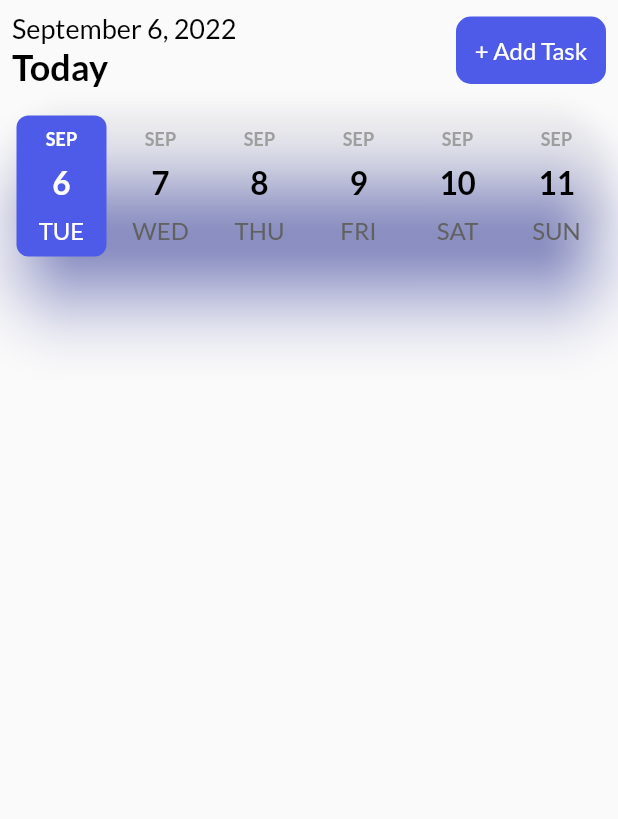
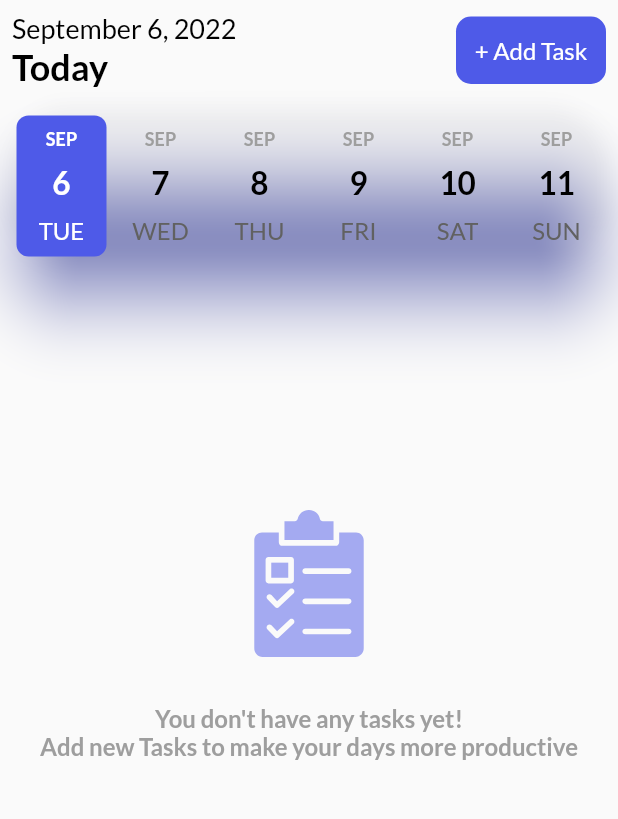
Before and after one commit to MinaFaried3/Time-To-Do, a Flutter app: the screen it shows after launch, after a tap on the "dark mode" icon, on a phone screen of 412 x 824 dp, the part 84-903 px from its top. Run offline on Flutter 3.47's test engine with Material 2 defaults, Android fonts, the phone set to English and light mode, and no system bars; drawn by our look-alikes of date_picker_timeline; our stand-ins replace equatable, flutter_local_notifications, flutter_svg, get, get_storage, google_fonts and 1 more.

Commit message:
start notifications

```diff
--- a/lib/core/utils/global/notification/notification_service.dart
+++ b/lib/core/utils/global/notification/notification_service.dart
@@ -1 +1,91 @@
-class NotificationService {}
+import 'package:flutter/material.dart';
+import 'package:flutter_local_notifications/flutter_local_notifications.dart';
+import 'package:get/get_core/src/get_main.dart';
+import 'package:get/get_navigation/get_navigation.dart';
+import 'package:timezone/data/latest_all.dart' as tz;
+import 'package:timezone/timezone.dart' as tz;
+import 'package:todo_clean_architecture/presentation/screens/notification_screen.dart';
+
+class NotificationService {
+  FlutterLocalNotificationsPlugin flutterLocalNotificationsPlugin =
+      FlutterLocalNotificationsPlugin();
+  initializeNotification() async {
+    tz.initializeTimeZones();
+    // tz.setLocalLocation(tz.getLocation(timeZoneName));
+    const AndroidInitializationSettings initializationSettingsAndroid =
+        AndroidInitializationSettings('appicon');
+    final IOSInitializationSettings initializationSettingsIOS =
+        IOSInitializationSettings(
+      requestSoundPermission: false,
+      requestBadgePermission: false,
+      requestAlertPermission: false,
+      onDidReceiveLocalNotification: onDidReceiveLocalNotification,
+    );
+
+    final InitializationSettings initializationSettings =
+        InitializationSettings(
+      android: initializationSettingsAndroid,
+      iOS: initializationSettingsIOS,
+    );
+    await flutterLocalNotificationsPlugin.initialize(initializationSettings,
+        onSelectNotification: (String? payload) {
+      selectNotification(payload!);
+    });
+  }
+
+  void selectNotification(String? payload) async {
+    if (payload != null) {
+      debugPrint('notification payload: $payload');
+      await Get.to(NotificationScreen(payload: payload));
+    }
+  }
+
+  requestIOSPermissions() {
+    flutterLocalNotificationsPlugin
+        .resolvePlatformSpecificImplementation<
+            IOSFlutterLocalNotificationsPlugin>()
+        ?.requestPermissions(
+          sound: true,
+          alert: true,
+          badge: true,
+        );
+  }
+
+  displayNotification({required String title, required String body}) async {
+    AndroidNotificationDetails androidPlatformChannelSpecifics =
+        const AndroidNotificationDetails('your channel id', 'your channel name',
+            channelDescription: 'your channel description',
+            importance: Importance.max,
+            priority: Priority.high,
+            ticker: 'ticker',
+            showWhen: false);
+    IOSNotificationDetails iosPlatformChannelSpecifics =
+        const IOSNotificationDetails();
+    NotificationDetails platformChannelSpecifics = NotificationDetails(
+        android: androidPlatformChannelSpecifics,
+        iOS: iosPlatformChannelSpecifics);
+    await flutterLocalNotificationsPlugin
+        .show(0, title, body, platformChannelSpecifics, payload: 'item x');
+  }
+
+  scheduledNotification() async {
+    await flutterLocalNotificationsPlugin.zonedSchedule(
+        0,
+        'scheduled title',
+        'scheduled body',
+        tz.TZDateTime.now(tz.local).add(const Duration(seconds: 5)),
+        const NotificationDetails(
+            android: AndroidNotificationDetails(
+                'your channel id', 'your channel name',
+                channelDescription: 'your channel description')),
+        androidAllowWhileIdle: true,
+        uiLocalNotificationDateInterpretation:
+            UILocalNotificationDateInterpretation.absoluteTime);
+  }
+
+  Future onDidReceiveLocalNotification(
+      int id, String? title, String? body, String? payload) async {
+    // display a dialog with the notification details, tap ok to go to another page
+    Get.dialog(Text(body!));
+  }
+}
--- a/lib/main.dart
+++ b/lib/main.dart
@@ -8,11 +8,13 @@ import 'package:todo_clean_architecture/core/utils/global/themes/theme/light.dar
 import 'package:todo_clean_architecture/core/utils/global/themes/theme_sevice.dart';
 import 'package:todo_clean_architecture/presentation/screens/home_screen.dart';
 
-void main() {
+void main() async {
+  WidgetsFlutterBinding.ensureInitialized();
   SystemChrome.setSystemUIOverlayStyle(const SystemUiOverlayStyle(
     systemNavigationBarColor: AppColor.darkGreyClr, // navigation bar color
     // status bar color
   ));
+  // await NotificationService().initializeNotification();
   runApp(const MyApp());
 }
 
--- /dev/null
+++ b/lib/presentation/components/home_screen_widgets/no_task.dart
@@ -0,0 +1,56 @@
+import 'package:flutter/material.dart';
+import 'package:flutter_svg/flutter_svg.dart';
+import 'package:todo_clean_architecture/core/utils/global/shared/size_config.dart';
+
+class NoTasks extends StatelessWidget {
+  const NoTasks({Key? key}) : super(key: key);
+
+  @override
+  Widget build(BuildContext context) {
+    var themes = Theme.of(context);
+    bool orientation = SizeConfig.orientation == Orientation.landscape;
+    return Stack(
+      children: [
+        AnimatedPositioned(
+          duration: const Duration(milliseconds: 700),
+          curve: Curves.easeInOutExpo,
+          child: Wrap(
+            alignment: WrapAlignment.center,
+            crossAxisAlignment: WrapCrossAlignment.center,
+            direction: orientation ? Axis.horizontal : Axis.vertical,
+            children: [
+              orientation
+                  ? const SizedBox(
+                      height: 50,
+                    )
+                  : const SizedBox(
+                      height: 150,
+                    ),
+              SvgPicture.asset(
+                "images/task.svg",
+                height: 100,
+                color: themes.primaryColor.withOpacity(0.5),
+              ),
+              Padding(
+                padding:
+                    const EdgeInsets.symmetric(vertical: 30, horizontal: 8),
+                child: Text(
+                  "You don't have any tasks yet!\nAdd new Tasks to make your days more productive ",
+                  style: themes.textTheme.subtitle1,
+                  textAlign: TextAlign.center,
+                ),
+              ),
+              orientation
+                  ? const SizedBox(
+                      height: 50,
+                    )
+                  : const SizedBox(
+                      height: 100,
+                    ),
+            ],
+          ),
+        )
+      ],
+    );
+  }
+}
--- /dev/null
+++ b/lib/presentation/components/home_screen_widgets/show_tasks.dart
@@ -0,0 +1,14 @@
+import 'package:flutter/material.dart';
+import 'package:todo_clean_architecture/core/utils/global/shared/size_config.dart';
+import 'package:todo_clean_architecture/presentation/components/home_screen_widgets/no_task.dart';
+
+class ShowTasks extends StatelessWidget {
+  const ShowTasks({Key? key}) : super(key: key);
+
+  @override
+  Widget build(BuildContext context) {
+    var themes = Theme.of(context);
+    bool orientation = SizeConfig.orientation == Orientation.landscape;
+    return const NoTasks();
+  }
+}
--- a/lib/presentation/screens/home_screen.dart
+++ b/lib/presentation/screens/home_screen.dart
@@ -1,6 +1,8 @@
 import 'package:flutter/material.dart';
 import 'package:get/get.dart';
+import 'package:todo_clean_architecture/core/utils/global/notification/notification_service.dart';
 import 'package:todo_clean_architecture/core/utils/global/shared/size_config.dart';
+import 'package:todo_clean_architecture/presentation/components/home_screen_widgets/show_tasks.dart';
 
 import '../../core/utils/global/themes/theme_sevice.dart';
 import '../components/avatat.dart';
@@ -15,6 +17,15 @@ class HomeScreen extends StatefulWidget {
 }
 
 class _HomeScreenState extends State<HomeScreen> {
+  late NotificationService notificationService;
+  @override
+  void initState() {
+    super.initState();
+    notificationService = NotificationService();
+    notificationService.requestIOSPermissions();
+    notificationService.initializeNotification();
+  }
+
   @override
   Widget build(BuildContext context) {
     SizeConfig().init(context);
@@ -26,19 +37,27 @@ class _HomeScreenState extends State<HomeScreen> {
           onPressed: () {
             ThemeService().switchTheme();
             setState(() {});
+            NotificationService()
+                .displayNotification(title: "Theme changed", body: "body");
+            NotificationService().scheduledNotification();
           },
         ),
       ),
       body: Padding(
         padding: const EdgeInsets.all(8.0),
         child: SingleChildScrollView(
+          physics: const BouncingScrollPhysics(),
           child: Column(
             children: [
               TaskBar(),
               SizedBox(
                 height: 15,
               ),
-              DatePikerBar()
+              DatePikerBar(),
+              SizedBox(
+                height: 15,
+              ),
+              ShowTasks()
             ],
           ),
         ),
```
Also changed, not shown: 4 other files.
